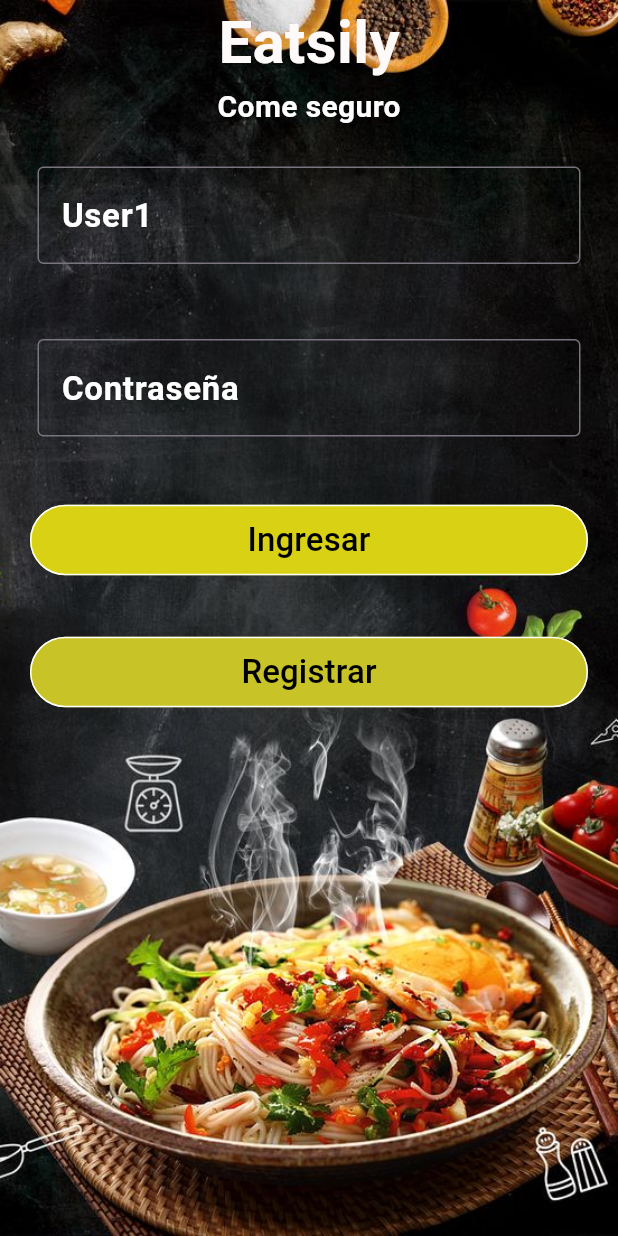
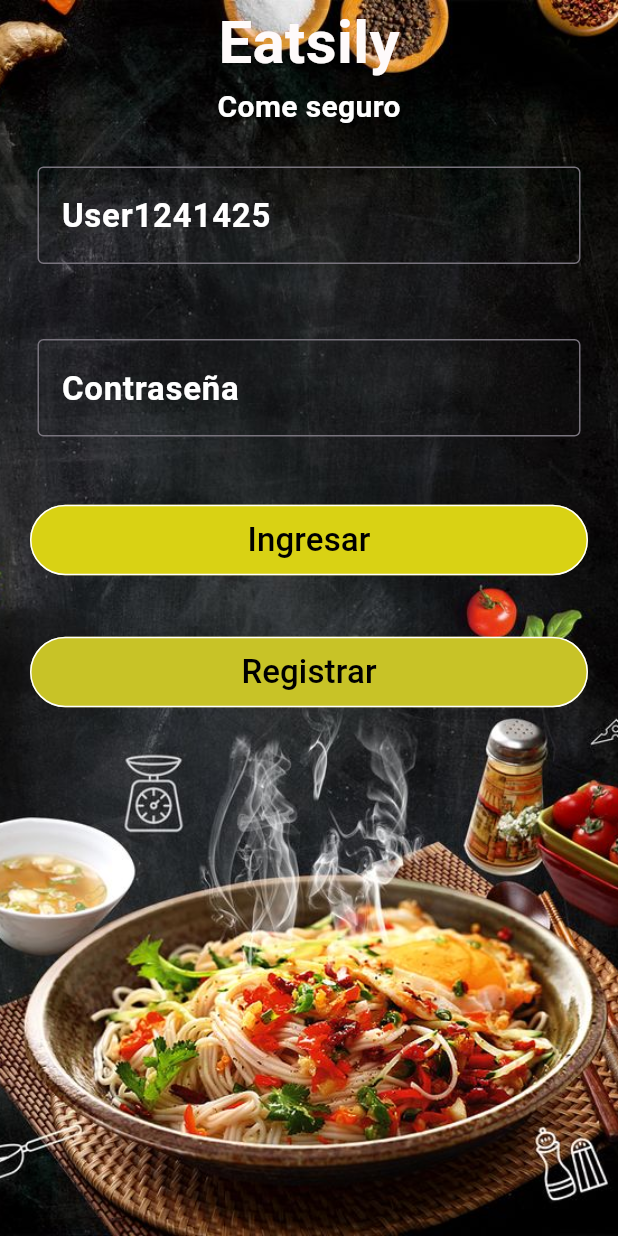
Before and after one commit to gentlemani/flutterSchool, a Flutter app: the screen it shows after launch, on a phone screen of 412 x 824 dp. Run offline on Flutter 3.47's test engine with Material 3 defaults, Android fonts, the phone set to English and light mode, and no system bars.

Commit message:
no message

```diff
--- a/lib/main.dart
+++ b/lib/main.dart
@@ -53,8 +53,7 @@ class MyHome extends StatelessWidget {
                 padding: EdgeInsets.all(25.0),
                 child: TextField(
                     decoration: InputDecoration(
-
-                      labelText: 'User1',
+                      labelText: 'User1241425',
                       border: OutlineInputBorder(),
                       labelStyle: TextStyle(
                           color: Color.fromARGB(255, 255, 255, 255),
```
